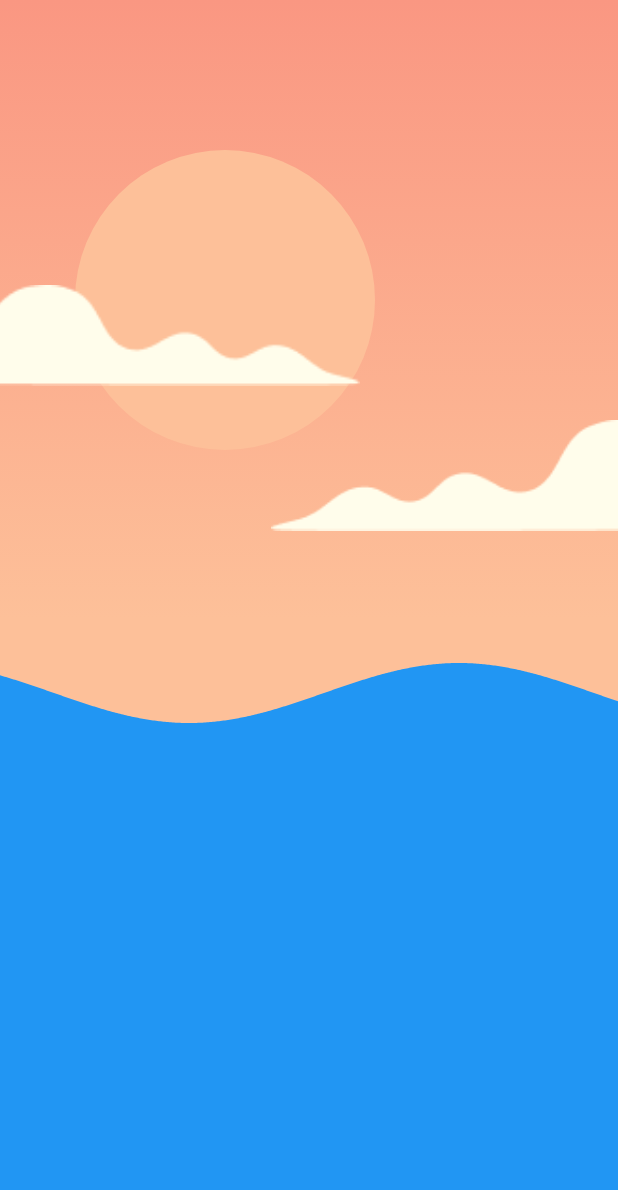
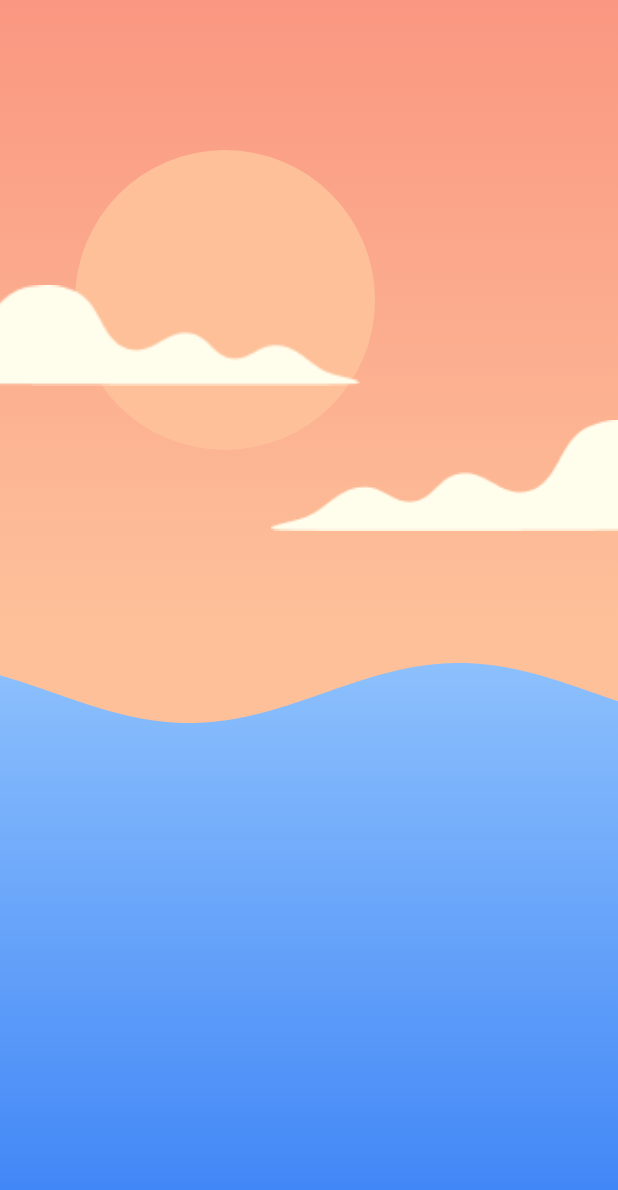
Before and after one commit to guitoof/flutter-zen-breath, a Flutter app: the screen it shows after launch, on a phone screen of 412 x 824 dp. Shown: the top 1190 px of the screen. Run offline on Flutter 3.47's test engine with Material 2 defaults, Android fonts, the phone set to English and light mode, and no system bars.

Commit message:
:lipstick: (Wave) Add gradient to the wave

```diff
--- a/lib/home_page.dart
+++ b/lib/home_page.dart
@@ -89,7 +89,18 @@ class _HomePageState extends State<HomePage>
               child: Container(
                 width: _size.width,
                 height: _size.height / 2,
-                color: Colors.blue,
+                decoration: BoxDecoration(
+                  gradient: LinearGradient(
+                    begin: Alignment.topCenter,
+                    end: Alignment.bottomCenter,
+                    // Add one stop for each color. Stops should increase from 0 to 1
+                    stops: [0, 1],
+                    colors: [
+                      const Color(0xFF93C5FD),
+                      const Color(0xFF3B82F6),
+                    ],
+                  ),
+                ),
               ),
               clipper:
                   new WaveClipper(_breathAnimationController.value, animList1),
```
